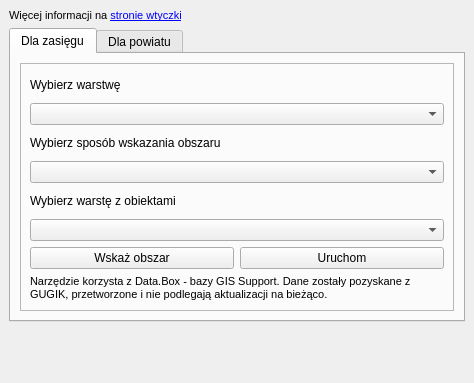
Old version of the form gissupport_plugin/modules/data_downloader/bdot10k/bdot10k_dockwidget.ui in the repository gis-support/gis-support-plugin.
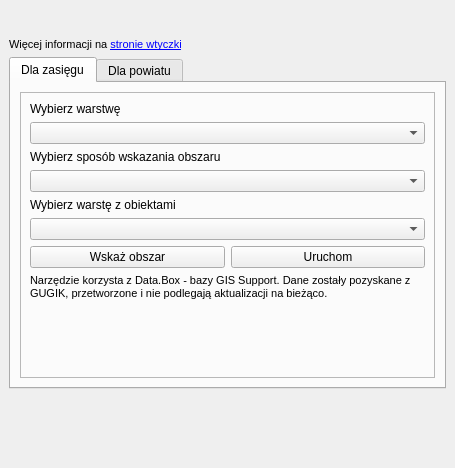
New version of the form. Custom widgets are drawn as their Qt base class.

Commit message: BDOT10k zmiana rozmiarów widgetu 2

Diff of the .ui file:
```diff
--- a/gissupport_plugin/modules/data_downloader/bdot10k/bdot10k_dockwidget.ui
+++ b/gissupport_plugin/modules/data_downloader/bdot10k/bdot10k_dockwidget.ui
@@ -6,20 +6,26 @@
    <rect>
     <x>0</x>
     <y>0</y>
-    <width>474</width>
-    <height>383</height>
+    <width>455</width>
+    <height>468</height>
    </rect>
   </property>
   <property name="sizePolicy">
-   <sizepolicy hsizetype="Preferred" vsizetype="Preferred">
+   <sizepolicy hsizetype="Preferred" vsizetype="MinimumExpanding">
     <horstretch>0</horstretch>
     <verstretch>0</verstretch>
    </sizepolicy>
   </property>
+  <property name="minimumSize">
+   <size>
+    <width>294</width>
+    <height>468</height>
+   </size>
+  </property>
   <property name="maximumSize">
    <size>
     <width>524287</width>
-    <height>383</height>
+    <height>468</height>
    </size>
   </property>
   <property name="windowTitle">
@@ -27,7 +33,7 @@
   </property>
   <widget class="QWidget" name="dockWidgetContents">
    <property name="sizePolicy">
-    <sizepolicy hsizetype="Preferred" vsizetype="Preferred">
+    <sizepolicy hsizetype="Preferred" vsizetype="Fixed">
      <horstretch>0</horstretch>
      <verstretch>0</verstretch>
     </sizepolicy>
@@ -57,6 +63,12 @@
     </item>
     <item>
      <widget class="QTabWidget" name="tabWidget">
+      <property name="sizePolicy">
+       <sizepolicy hsizetype="Expanding" vsizetype="Minimum">
+        <horstretch>0</horstretch>
+        <verstretch>0</verstretch>
+       </sizepolicy>
+      </property>
       <property name="currentIndex">
        <number>0</number>
       </property>
@@ -67,6 +79,12 @@
        <layout class="QVBoxLayout" name="verticalLayout">
         <item>
          <widget class="QFrame" name="boundsFrame">
+          <property name="sizePolicy">
+           <sizepolicy hsizetype="Preferred" vsizetype="Minimum">
+            <horstretch>0</horstretch>
+            <verstretch>0</verstretch>
+           </sizepolicy>
+          </property>
           <property name="frameShape">
            <enum>QFrame::StyledPanel</enum>
           </property>
@@ -76,6 +94,12 @@
           <layout class="QVBoxLayout" name="verticalLayout_5">
            <item>
             <widget class="QLabel" name="layerLabel">
+             <property name="sizePolicy">
+              <sizepolicy hsizetype="Preferred" vsizetype="Fixed">
+               <horstretch>0</horstretch>
+               <verstretch>0</verstretch>
+              </sizepolicy>
+             </property>
              <property name="mouseTracking">
               <bool>false</bool>
              </property>
@@ -92,6 +116,12 @@
            </item>
            <item>
             <widget class="QLabel" name="methodLabel">
+             <property name="sizePolicy">
+              <sizepolicy hsizetype="Preferred" vsizetype="Fixed">
+               <horstretch>0</horstretch>
+               <verstretch>0</verstretch>
+              </sizepolicy>
+             </property>
              <property name="font">
               <font>
                <kerning>true</kerning>
@@ -107,6 +137,12 @@
            </item>
            <item>
             <widget class="QLabel" name="fromLayerLabel">
+             <property name="sizePolicy">
+              <sizepolicy hsizetype="Preferred" vsizetype="Fixed">
+               <horstretch>0</horstretch>
+               <verstretch>0</verstretch>
+              </sizepolicy>
+             </property>
              <property name="font">
               <font>
                <kerning>true</kerning>
@@ -140,6 +176,15 @@
            </item>
            <item>
             <widget class="QLabel" name="databoxLabel">
+             <property name="enabled">
+              <bool>true</bool>
+             </property>
+             <property name="sizePolicy">
+              <sizepolicy hsizetype="Preferred" vsizetype="Minimum">
+               <horstretch>0</horstretch>
+               <verstretch>0</verstretch>
+              </sizepolicy>
+             </property>
              <property name="font">
               <font>
                <pointsize>8</pointsize>
@@ -162,6 +207,19 @@
              </property>
             </widget>
            </item>
+           <item>
+            <spacer name="verticalSpacer_2">
+             <property name="orientation">
+              <enum>Qt::Vertical</enum>
+             </property>
+             <property name="sizeHint" stdset="0">
+              <size>
+               <width>20</width>
+               <height>40</height>
+              </size>
+             </property>
+            </spacer>
+           </item>
           </layout>
          </widget>
         </item>
```
Left out of the diff: 36 changed lines with no effect on the pictures.
